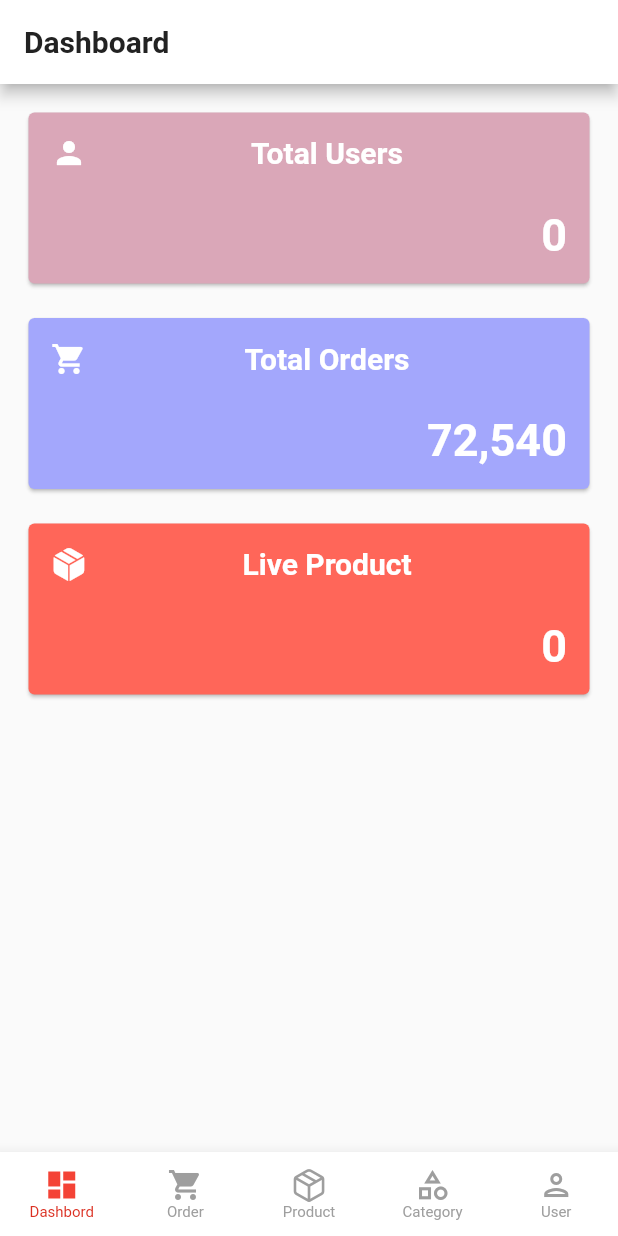
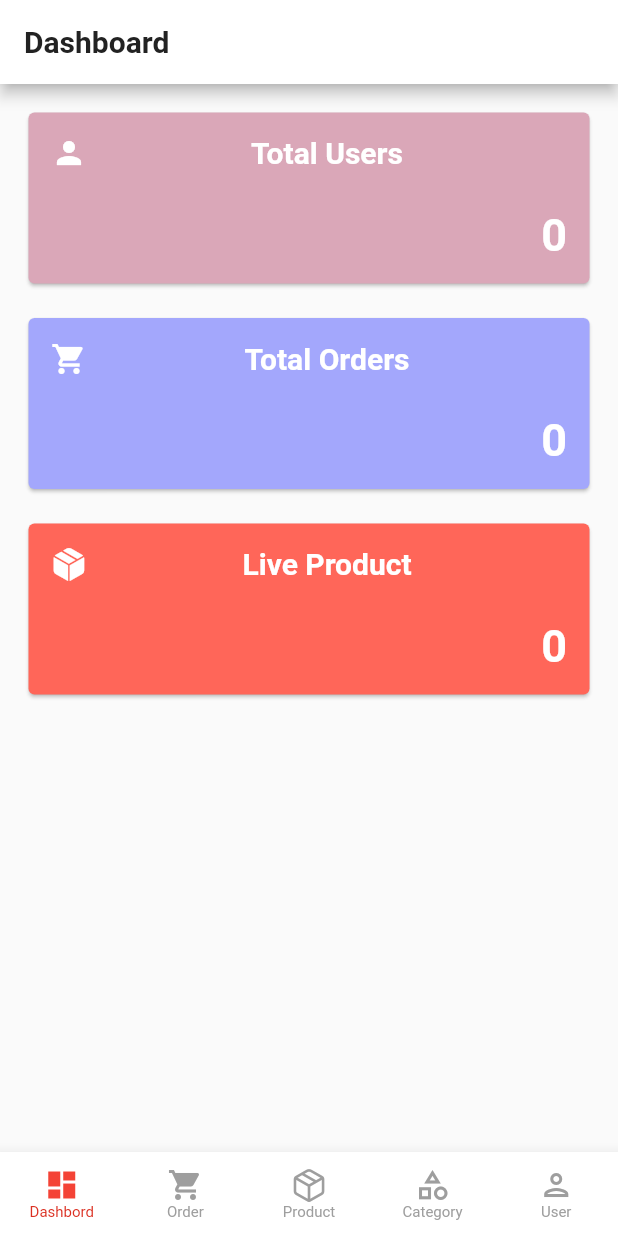
Before and after one commit to nikhil888-teach/ecommerceAdmin, a Flutter app: the screen it shows after launch, on a phone screen of 412 x 824 dp. Run offline on Flutter 3.47's test engine with Material 2 defaults, Android fonts, the phone set to English and light mode, and no system bars; our stand-ins replace firebase_core, firebase_database, firebase_storage, image_picker; missing offline and left inert: r_dotted_line_border; accounts and stored records are empty.

Commit message:
solve update related problem

```diff
--- a/lib/home/category_page.dart
+++ b/lib/home/category_page.dart
@@ -22,6 +22,7 @@ class _MyCategoryPageState extends State<MyCategoryPage> {
       child: SafeArea(
         child: Scaffold(
           appBar: AppBar(
+            leadingWidth: 0,
             backgroundColor: Colors.white,
             title: Text(Constants.category,
                 style: Text_Style.text_Theme(
--- a/lib/home/dashboard_page.dart
+++ b/lib/home/dashboard_page.dart
@@ -19,6 +19,7 @@ class _MyDashboardPageState extends State<MyDashboardPage>
   DatabaseReference ref = FirebaseDatabase.instance.ref();
   int liveProduct = 0;
   int totalUser = 0;
+  int totalOrders = 0;
 
   @override
   void initState() {
@@ -44,6 +45,13 @@ class _MyDashboardPageState extends State<MyDashboardPage>
         liveProduct = event.snapshot.children.length;
       });
     });
+    ref.child(Constants.dorder).onValue.listen((DatabaseEvent event) {
+      if (!mounted) return;
+
+      setState(() {
+        totalOrders = event.snapshot.children.length;
+      });
+    });
     ref.child(Constants.dUser).onValue.listen((DatabaseEvent event) {
       if (!mounted) return;
 
@@ -64,6 +72,7 @@ class _MyDashboardPageState extends State<MyDashboardPage>
     return SafeArea(
       child: Scaffold(
         appBar: AppBar(
+          leadingWidth: 0,
           backgroundColor: Colors.white,
           title: Text(Constants.dashboard,
               style: Text_Style.text_Theme(
@@ -181,9 +190,9 @@ class _MyDashboardPageState extends State<MyDashboardPage>
                                           const Duration(milliseconds: 600),
                                       opacity: animationController!.value,
                                       curve: Curves.easeIn,
-                                      child: const Text(
-                                        "72,540",
-                                        style: TextStyle(
+                                      child: Text(
+                                        totalOrders.toString(),
+                                        style: const TextStyle(
                                             color: Colors.white,
                                             fontWeight: FontWeight.bold,
                                             fontSize: 30),
--- a/lib/home/product_page.dart
+++ b/lib/home/product_page.dart
@@ -18,6 +18,7 @@ class _MyProductPageState extends State<MyProductPage> {
     return SafeArea(
       child: Scaffold(
         appBar: AppBar(
+          leadingWidth: 0,
           backgroundColor: Colors.white,
           title: Text(Constants.products,
               style: Text_Style.text_Theme(
@@ -142,7 +143,7 @@ class _MyProductPageState extends State<MyProductPage> {
                                   Padding(
                                     padding: const EdgeInsets.only(left: 5),
                                     child: Text(
-                                        "${snapshot.child(Constants.dSPrice).value}\$",
+                                        "${snapshot.child(Constants.ddPrice).value}\$",
                                         style: const TextStyle(
                                             color: Color(Constants.grey_text),
                                             fontSize: 14,
```
Also changed, not shown: lib/home/user_page.dart (+16 -9 lines), lib/storedata/add_product_page.dart (+59 -11 lines).
